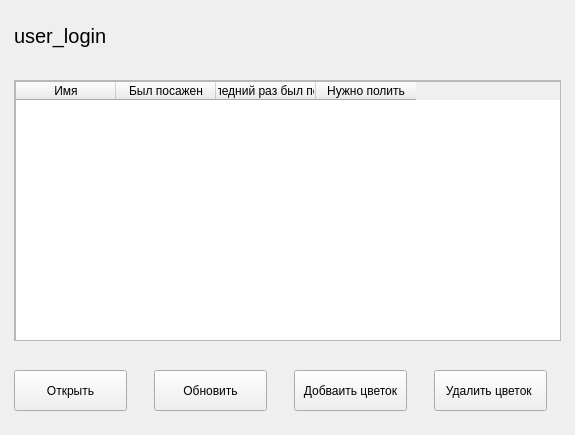
Above: qt_ui/main.ui from koalmsk/flowerProject before the change. Below: the same form after it.
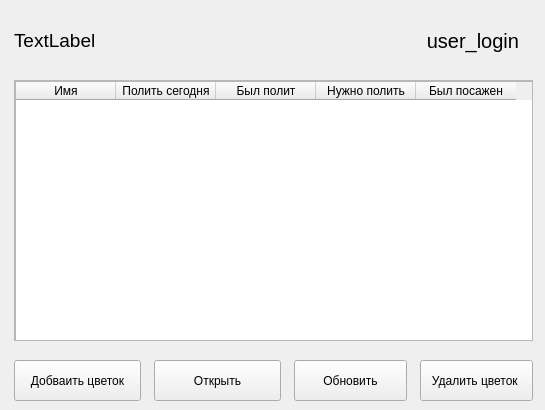
That is the form after the change.

Diff of the .ui file:
```diff
--- a/qt_ui/main.ui
+++ b/qt_ui/main.ui
@@ -9,8 +9,8 @@
    <rect>
     <x>0</x>
     <y>0</y>
-    <width>575</width>
-    <height>435</height>
+    <width>545</width>
+    <height>410</height>
    </rect>
   </property>
   <property name="sizePolicy">
@@ -21,14 +21,14 @@
   </property>
   <property name="minimumSize">
    <size>
-    <width>575</width>
-    <height>435</height>
+    <width>545</width>
+    <height>410</height>
    </size>
   </property>
   <property name="maximumSize">
    <size>
-    <width>575</width>
-    <height>435</height>
+    <width>545</width>
+    <height>410</height>
    </size>
   </property>
   <property name="sizeIncrement">
@@ -43,9 +43,9 @@
   <widget class="QPushButton" name="add_flower_btn">
    <property name="geometry">
     <rect>
-     <x>294</x>
-     <y>370</y>
-     <width>113</width>
+     <x>14</x>
+     <y>360</y>
+     <width>127</width>
      <height>41</height>
     </rect>
    </property>
@@ -64,7 +64,7 @@
     <rect>
      <x>14</x>
      <y>80</y>
-     <width>547</width>
+     <width>519</width>
      <height>261</height>
     </rect>
    </property>
@@ -76,7 +76,7 @@
      <rect>
       <x>0</x>
       <y>0</y>
-      <width>545</width>
+      <width>517</width>
       <height>259</height>
      </rect>
     </property>
@@ -85,8 +85,8 @@
       <rect>
        <x>0</x>
        <y>0</y>
-       <width>547</width>
-       <height>271</height>
+       <width>519</width>
+       <height>261</height>
       </rect>
      </property>
      <property name="minimumSize">
@@ -144,12 +144,12 @@
      </column>
      <column>
       <property name="text">
-       <string>Был посажен</string>
+       <string>Полить сегодня</string>
       </property>
      </column>
      <column>
       <property name="text">
-       <string>Последний раз был полит</string>
+       <string>Был полит</string>
       </property>
      </column>
      <column>
@@ -157,34 +157,20 @@
        <string>Нужно полить</string>
       </property>
      </column>
+     <column>
+      <property name="text">
+       <string>Был посажен</string>
+      </property>
+     </column>
     </widget>
    </widget>
   </widget>
-  <widget class="QPushButton" name="delete_flower_btn">
-   <property name="geometry">
-    <rect>
-     <x>434</x>
-     <y>370</y>
-     <width>113</width>
-     <height>41</height>
-    </rect>
-   </property>
-   <property name="sizePolicy">
-    <sizepolicy hsizetype="Fixed" vsizetype="Fixed">
-     <horstretch>0</horstretch>
-     <verstretch>0</verstretch>
-    </sizepolicy>
-   </property>
-   <property name="text">
-    <string>Удалить цветок </string>
-   </property>
-  </widget>
   <widget class="QPushButton" name="open_flower_btn">
    <property name="geometry">
     <rect>
-     <x>14</x>
-     <y>370</y>
-     <width>113</width>
+     <x>154</x>
+     <y>360</y>
+     <width>127</width>
      <height>41</height>
     </rect>
    </property>
@@ -201,10 +187,10 @@
   <widget class="QLabel" name="login_lbl">
    <property name="geometry">
     <rect>
-     <x>14</x>
+     <x>308</x>
      <y>10</y>
-     <width>491</width>
-     <height>51</height>
+     <width>211</width>
+     <height>61</height>
     </rect>
    </property>
    <property name="font">
@@ -215,12 +201,15 @@
    <property name="text">
     <string>user_login</string>
    </property>
+   <property name="alignment">
+    <set>Qt::AlignRight|Qt::AlignTrailing|Qt::AlignVCenter</set>
+   </property>
   </widget>
   <widget class="QPushButton" name="reload_btn">
    <property name="geometry">
     <rect>
-     <x>154</x>
-     <y>370</y>
+     <x>294</x>
+     <y>360</y>
      <width>113</width>
      <height>41</height>
     </rect>
@@ -229,6 +218,43 @@
     <string>Обновить</string>
    </property>
   </widget>
+  <widget class="QLabel" name="flower_for_water">
+   <property name="geometry">
+    <rect>
+     <x>14</x>
+     <y>10</y>
+     <width>295</width>
+     <height>61</height>
+    </rect>
+   </property>
+   <property name="font">
+    <font>
+     <pointsize>14</pointsize>
+    </font>
+   </property>
+   <property name="text">
+    <string>TextLabel</string>
+   </property>
+  </widget>
+  <widget class="QPushButton" name="delete_flower_btn">
+   <property name="geometry">
+    <rect>
+     <x>420</x>
+     <y>360</y>
+     <width>113</width>
+     <height>41</height>
+    </rect>
+   </property>
+   <property name="sizePolicy">
+    <sizepolicy hsizetype="Fixed" vsizetype="Fixed">
+     <horstretch>0</horstretch>
+     <verstretch>0</verstretch>
+    </sizepolicy>
+   </property>
+   <property name="text">
+    <string>Удалить цветок </string>
+   </property>
+  </widget>
  </widget>
  <resources/>
  <connections/>
```
Left out of the diff: 4 changed lines with no effect on the pictures.
